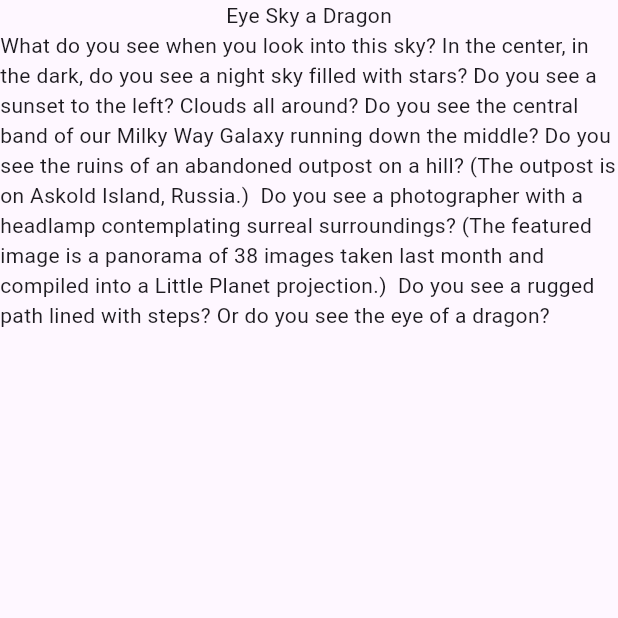
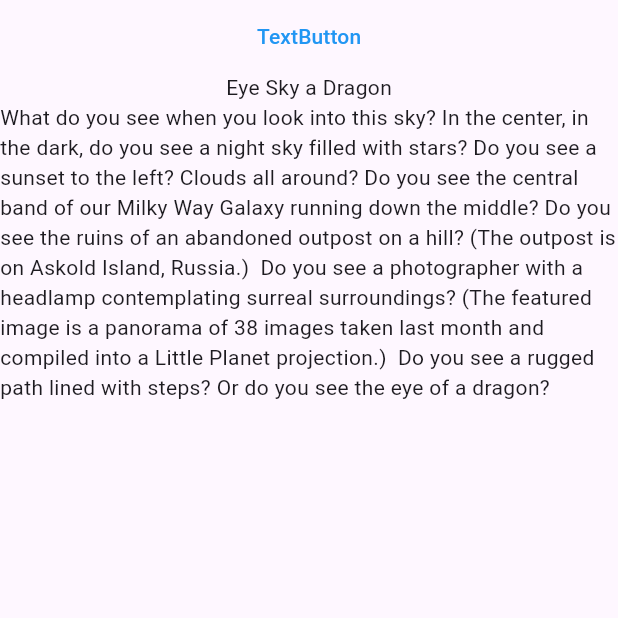
Before and after one commit to manelk/flutter-summer-dev-25, a Flutter app: the screen it shows after launch, after a tap on "Eye Sky a Dragon", on a phone screen of 412 x 824 dp, the top half of it. Run offline on Flutter 3.47's test engine with Material 3 defaults, Android fonts, the phone set to English and light mode, and no system bars; network calls fail.

Commit message:
Refactor ApodDetailsScreen layout to include SafeArea and TextButton

```diff
--- a/lib/screens/apod_details_screen.dart
+++ b/lib/screens/apod_details_screen.dart
@@ -15,13 +15,30 @@ class ApodDetailsScreen extends StatelessWidget {
 
   @override
   Widget build(BuildContext context) {
-
-              print("ITEM: ${item.date}");
+    print("ITEM: ${item.date}");
 
     return Scaffold(
       body:
           // ApodWidgetEnhanced(apod: item)
-          Column(children: [Text(item.title), Text(item.explanation)]),
+          SafeArea(
+            child: Column(
+              children: [
+                TextButton(
+                  style: ButtonStyle(
+                    foregroundColor: WidgetStateProperty.all<Color>(
+                      Colors.blue,
+                    ),
+                  ),
+                  onPressed: () {
+                    print("hello");
+                  },
+                  child: Text('TextButton'),
+                ),
+                Text(item.title),
+                Text(item.explanation),
+              ],
+            ),
+          ),
     );
   }
 }
```
